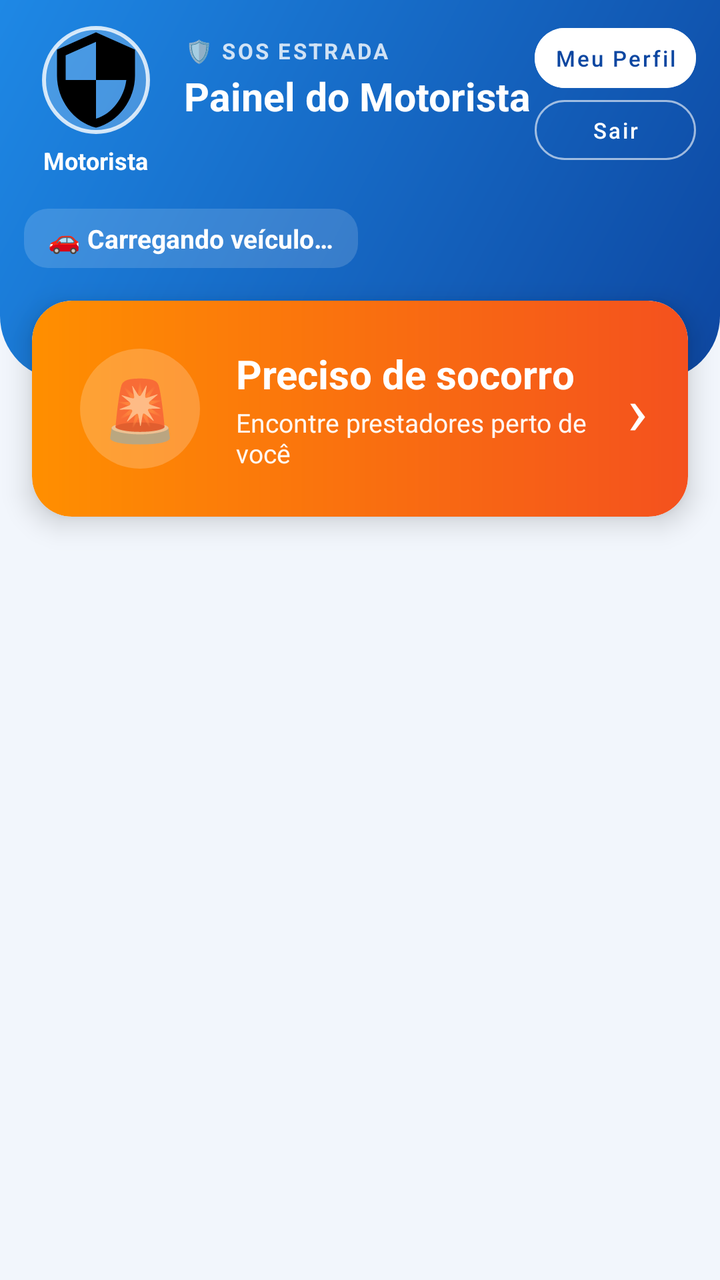
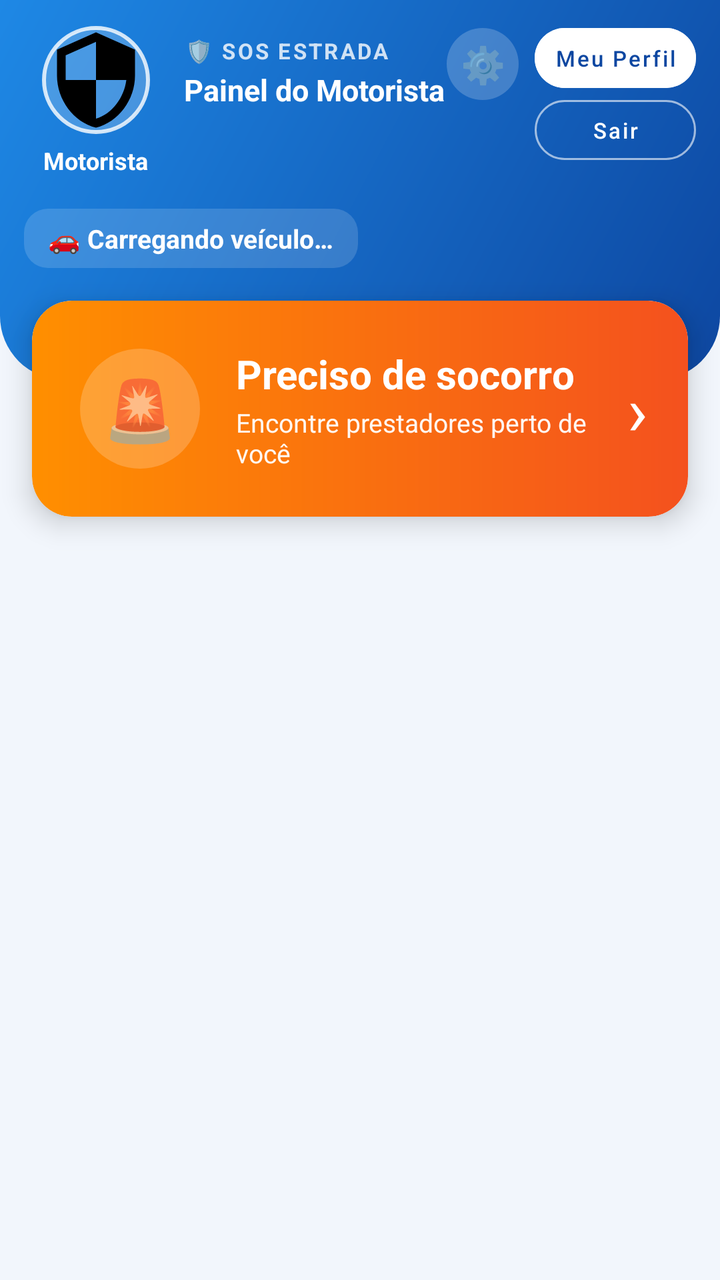

An Android layout rendered at two revisions. The XML below is the earlier revision; the diff shows what the commit changed to produce the second picture.
<!-- AndroidManifest.xml: application theme Theme.MaterialComponents.Light.NoActionBar -->
<!-- res/layout/activity_motorista_dashboard.xml -->
<?xml version="1.0" encoding="utf-8"?>
<ScrollView xmlns:android="http://schemas.android.com/apk/res/android"
    xmlns:app="http://schemas.android.com/apk/res-auto"
    xmlns:tools="http://schemas.android.com/tools"
    android:layout_width="match_parent"
    android:layout_height="match_parent"
    android:background="@color/motorista_fundo"
    android:fillViewport="true"
    android:fitsSystemWindows="true"
    tools:context=".MotoristaDashboardActivity">

    <LinearLayout
        android:layout_width="match_parent"
        android:layout_height="wrap_content"
        android:orientation="vertical">

        
        <LinearLayout
            android:layout_width="match_parent"
            android:layout_height="wrap_content"
            android:background="@drawable/bg_motorista_header"
            android:orientation="vertical"
            android:paddingStart="12dp"
            android:paddingTop="12dp"
            android:paddingEnd="12dp"
            android:paddingBottom="56dp">

            <LinearLayout
                android:layout_width="match_parent"
                android:layout_height="wrap_content"
                android:gravity="top"
                android:orientation="horizontal">

                
                <LinearLayout
                    android:layout_width="72dp"
                    android:layout_height="wrap_content"
                    android:gravity="center_horizontal"
                    android:orientation="vertical">

                    <com.google.android.material.imageview.ShapeableImageView
                        android:id="@+id/ivFotoMotoristaPainel"
                        android:layout_width="56dp"
                        android:layout_height="56dp"
                        android:background="#33FFFFFF"
                        android:padding="2dp"
                        android:scaleType="centerCrop"
                        android:src="@drawable/ic_admin"
                        app:shapeAppearanceOverlay="@style/AdminLogoCircular"
                        app:strokeColor="#CCFFFFFF"
                        app:strokeWidth="2dp" />

                    <TextView
                        android:id="@+id/tvNomeMotoristaPainel"
                        android:layout_width="wrap_content"
                        android:layout_height="wrap_content"
                        android:layout_marginTop="4dp"
                        android:ellipsize="end"
                        android:gravity="center"
                        android:maxLines="1"
                        android:text="Motorista"
                        android:textColor="@android:color/white"
                        android:textSize="12sp"
                        android:textStyle="bold" />
                </LinearLayout>

                <LinearLayout
                    android:layout_width="0dp"
                    android:layout_height="wrap_content"
                    android:layout_marginStart="8dp"
                    android:layout_marginTop="6dp"
                    android:layout_weight="1"
                    android:orientation="vertical">

                    <TextView
                        android:layout_width="wrap_content"
                        android:layout_height="wrap_content"
                        android:letterSpacing="0.1"
                        android:text="🛡️ SOS ESTRADA"
                        android:textColor="#CCFFFFFF"
                        android:textSize="11sp"
                        android:textStyle="bold" />

                    <TextView
                        android:layout_width="match_parent"
                        android:layout_height="28dp"
                        android:layout_marginTop="2dp"
                        android:maxLines="1"
                        android:text="Painel do Motorista"
                        android:textColor="@android:color/white"
                        android:textStyle="bold"
                        app:autoSizeMaxTextSize="20sp"
                        app:autoSizeMinTextSize="13sp"
                        app:autoSizeTextType="uniform" />
                </LinearLayout>

                <LinearLayout
                    android:layout_width="wrap_content"
                    android:layout_height="wrap_content"
                    android:layout_marginTop="2dp"
                    android:orientation="vertical">

                    <com.google.android.material.button.MaterialButton
                        android:id="@+id/btnMeuPerfilMotorista"
                        style="@style/Widget.MaterialComponents.Button.UnelevatedButton"
                        android:layout_width="match_parent"
                        android:layout_height="30dp"
                        android:backgroundTint="@android:color/white"
                        android:insetTop="0dp"
                        android:insetBottom="0dp"
                        android:minWidth="0dp"
                        android:minHeight="0dp"
                        android:paddingStart="10dp"
                        android:paddingEnd="10dp"
                        android:text="Meu Perfil"
                        android:textAllCaps="false"
                        android:textColor="@color/motorista_azul_escuro"
                        android:textSize="11sp"
                        app:cornerRadius="15dp" />

                    <com.google.android.material.button.MaterialButton
                        android:id="@+id/btnVoltar"
                        style="@style/Widget.MaterialComponents.Button.OutlinedButton"
                        android:layout_width="match_parent"
                        android:layout_height="30dp"
                        android:layout_marginTop="6dp"
                        android:insetTop="0dp"
                        android:insetBottom="0dp"
                        android:minWidth="0dp"
                        android:minHeight="0dp"
                        android:paddingStart="10dp"
                        android:paddingEnd="10dp"
                        android:text="Sair"
                        android:textAllCaps="false"
                        android:textColor="@android:color/white"
                        android:textSize="11sp"
                        app:cornerRadius="15dp"
                        app:strokeColor="#99FFFFFF" />
                </LinearLayout>
            </LinearLayout>

            
            <TextView
                android:id="@+id/tvVeiculoPainel"
                android:layout_width="wrap_content"
                android:layout_height="wrap_content"
                android:layout_marginTop="16dp"
                android:background="@drawable/bg_admin_chip"
                android:backgroundTint="#26FFFFFF"
                android:paddingStart="12dp"
                android:paddingTop="6dp"
                android:paddingEnd="12dp"
                android:paddingBottom="6dp"
                android:text="🚗 Carregando veículo…"
                android:textColor="@android:color/white"
                android:textSize="13sp"
                android:textStyle="bold" />
        </LinearLayout>

        
        <com.google.android.material.card.MaterialCardView
            android:id="@+id/btnSocorro"
            android:layout_width="match_parent"
            android:layout_height="wrap_content"
            android:layout_marginStart="16dp"
            android:layout_marginTop="-40dp"
            android:layout_marginEnd="16dp"
            android:clickable="true"
            android:focusable="true"
            app:cardCornerRadius="20dp"
            app:cardElevation="8dp">

            <LinearLayout
                android:layout_width="match_parent"
                android:layout_height="wrap_content"
                android:background="@drawable/bg_motorista_socorro"
                android:gravity="center_vertical"
                android:orientation="horizontal"
                android:padding="20dp">

                
                <FrameLayout
                    android:layout_width="wrap_content"
                    android:layout_height="wrap_content">

                    <TextView
                        android:layout_width="60dp"
                        android:layout_height="60dp"
                        android:layout_margin="4dp"
                        android:background="@drawable/bg_admin_avatar"
                        android:backgroundTint="#33FFFFFF"
                        android:gravity="center"
                        android:text="🚨"
                        android:textSize="30sp" />

                    <TextView
                        android:id="@+id/badgeSocorro"
                        style="@style/BadgeNotificacao" />
                </FrameLayout>

                <LinearLayout
                    android:layout_width="0dp"
                    android:layout_height="wrap_content"
                    android:layout_marginStart="14dp"
                    android:layout_weight="1"
                    android:orientation="vertical">

                    <TextView
                        android:layout_width="wrap_content"
                        android:layout_height="wrap_content"
                        android:text="Preciso de socorro"
                        android:textColor="@android:color/white"
                        android:textSize="20sp"
                        android:textStyle="bold" />

                    <TextView
                        android:layout_width="wrap_content"
                        android:layout_height="wrap_content"
                        android:layout_marginTop="2dp"
                        android:text="Encontre prestadores perto de você"
                        android:textColor="#F2FFFFFF"
                        android:textSize="13sp" />
                </LinearLayout>

                <TextView
                    android:layout_width="wrap_content"
                    android:layout_height="wrap_content"
                    android:text="›"
                    android:textColor="@android:color/white"
                    android:textSize="34sp" />
            </LinearLayout>
        </com.google.android.material.card.MaterialCardView>

    </LinearLayout>
</ScrollView>
<!-- resources referenced by this layout -->
<resources>
  <color name="motorista_azul_escuro">#0D47A1</color>
  <color name="motorista_fundo">#F2F6FC</color>
  <!-- drawable bg_admin_avatar (drawable) -->
  <?xml version="1.0" encoding="utf-8"?>
  <shape xmlns:android="http://schemas.android.com/apk/res/android" android:shape="oval">
      <solid android:color="#FFFFFF" />
  </shape>
  <!-- drawable bg_admin_chip (drawable) -->
  <?xml version="1.0" encoding="utf-8"?>
  <shape xmlns:android="http://schemas.android.com/apk/res/android" android:shape="rectangle">
      <solid android:color="#FFFFFF" />
      <corners android:radius="12dp" />
  </shape>
  <!-- drawable bg_motorista_header (drawable) -->
  <?xml version="1.0" encoding="utf-8"?>
  <shape xmlns:android="http://schemas.android.com/apk/res/android" android:shape="rectangle">
      <gradient
          android:angle="315"
          android:startColor="@color/motorista_azul"
          android:endColor="@color/motorista_azul_escuro" />
      <corners
          android:bottomLeftRadius="32dp"
          android:bottomRightRadius="32dp" />
  </shape>
  <!-- drawable bg_motorista_socorro (drawable) -->
  <?xml version="1.0" encoding="utf-8"?>
  <shape xmlns:android="http://schemas.android.com/apk/res/android" android:shape="rectangle">
      <gradient
          android:angle="0"
          android:startColor="@color/motorista_socorro_inicio"
          android:endColor="@color/motorista_socorro_fim" />
      <corners android:radius="20dp" />
  </shape>
  <!-- drawable ic_admin (drawable) -->
  <vector xmlns:android="http://schemas.android.com/apk/res/android"
      android:width="24dp"
      android:height="24dp"
      android:viewportWidth="24"
      android:viewportHeight="24">
      <path
          android:fillColor="#FF000000"
          android:pathData="M12,1L3,5v6c0,5.55 3.84,10.74 9,12 5.16,-1.26 9,-6.45 9,-12V5l-9,-4zM12,11.99h7c-0.53,4.12 -3.28,7.79 -7,8.94V12H5V6.3l7,-3.11v8.8z"/>
  </vector>
  <style name="AdminLogoCircular">
          <item name="cornerFamily">rounded</item>
          <item name="cornerSize">50%</item>
      </style>
  <style name="BadgeNotificacao">
          <item name="android:layout_width">wrap_content</item>
          <item name="android:layout_height">wrap_content</item>
          <item name="android:layout_gravity">top|end</item>
          <item name="android:minWidth">20dp</item>
          <item name="android:minHeight">20dp</item>
          <item name="android:gravity">center</item>
          <item name="android:paddingStart">5dp</item>
          <item name="android:paddingEnd">5dp</item>
          <item name="android:background">@drawable/bg_badge_notificacao</item>
          <item name="android:textColor">#FFFFFF</item>
          <item name="android:textSize">11sp</item>
          <item name="android:textStyle">bold</item>
          <item name="android:elevation">6dp</item>
          <item name="android:visibility">gone</item>
      </style>
  <color name="motorista_azul">#1E88E5</color>
  <color name="motorista_socorro_inicio">#FF8F00</color>
  <color name="motorista_socorro_fim">#F4511E</color>
  <!-- drawable bg_badge_notificacao (drawable) -->
  <?xml version="1.0" encoding="utf-8"?>
  <shape xmlns:android="http://schemas.android.com/apk/res/android"
      android:shape="rectangle">
      <solid android:color="#D32F2F" />
      <corners android:radius="10dp" />
      <stroke
          android:width="1.5dp"
          android:color="#FFFFFF" />
  </shape>
</resources>

<!-- the commit's change to res/layout/activity_motorista_dashboard.xml (unified diff, before → after) -->
@@ -93,6 +93,23 @@
                         app:autoSizeMinTextSize="13sp"
                         app:autoSizeTextType="uniform" />
                 </LinearLayout>
+
+                
+                <TextView
+                    android:id="@+id/btnConfiguracoesMotorista"
+                    android:layout_width="36dp"
+                    android:layout_height="36dp"
+                    android:layout_marginTop="2dp"
+                    android:layout_marginEnd="8dp"
+                    android:background="@drawable/bg_admin_avatar"
+                    android:backgroundTint="#33FFFFFF"
+                    android:clickable="true"
+                    android:contentDescription="Configurações"
+                    android:focusable="true"
+                    android:foreground="?attr/selectableItemBackgroundBorderless"
+                    android:gravity="center"
+                    android:text="⚙️"
+                    android:textSize="18sp" />
 
                 <LinearLayout
                     android:layout_width="wrap_content"
@@ -223,6 +240,7 @@
                 </LinearLayout>
 
                 <TextView
+                    android:id="@+id/tvSetaSocorro"
                     android:layout_width="wrap_content"
                     android:layout_height="wrap_content"
                     android:text="›"
@@ -231,5 +249,13 @@
             </LinearLayout>
         </com.google.android.material.card.MaterialCardView>
 
+        
+        <FrameLayout
+            android:id="@+id/containerListaSocorro"
+            android:layout_width="match_parent"
+            android:layout_height="wrap_content"
+            android:paddingBottom="24dp"
+            android:visibility="gone" />
+
     </LinearLayout>
 </ScrollView>
